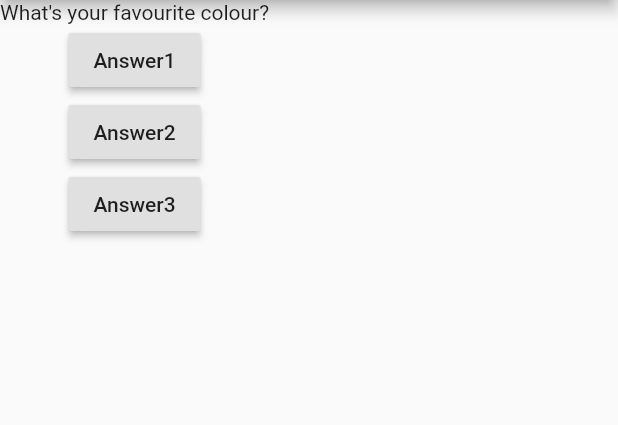
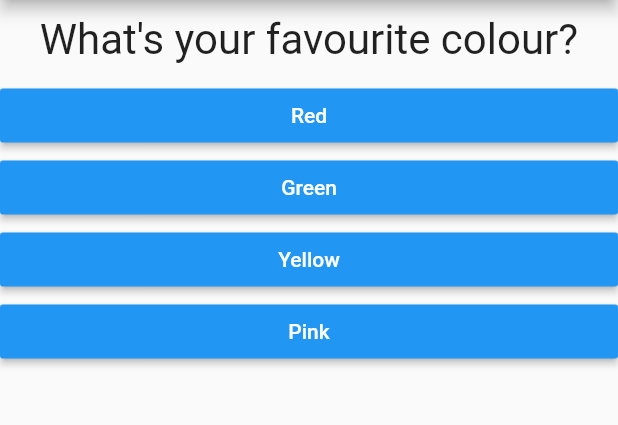
Before and after one commit to yash412/MyFirstFlutterApp, a Flutter app: the screen it shows after launch, on a phone screen of 412 x 824 dp, the part 84-509 px from its top. Run offline on Flutter 3.47's test engine with Material 2 defaults, Android fonts, the phone set to English and light mode, and no system bars.

Commit message:
Improve styling added answer.dart

```diff
--- /dev/null
+++ b/lib/answer.dart
@@ -0,0 +1,21 @@
+import 'package:flutter/material.dart';
+
+class Answer extends StatelessWidget {
+  final Function selectHandler;
+  final String answerText;
+
+  Answer(this.selectHandler, this.answerText);
+
+  @override
+  Widget build(BuildContext context) {
+    return Container(
+      width: double.infinity,
+      child: RaisedButton(
+        color: Colors.blue,
+        textColor: Colors.white,
+        child: Text(answerText),
+        onPressed: selectHandler,
+      ),
+    );
+  }
+}
--- a/lib/main.dart
+++ b/lib/main.dart
@@ -1,5 +1,6 @@
 import 'package:flutter/material.dart';
 import './question.dart';
+import './answer.dart';
 
 void main() {
   runApp(MyApp());
@@ -26,8 +27,18 @@ class _MyAppState extends State<MyApp> {
   @override
   Widget build(BuildContext context) {
     var questions = [
-      'What\'s your favourite colour?',
-      'What\'s your favourite animal?',
+      {
+        'questionText': 'What\'s your favourite colour?',
+        'answers': ['Red', 'Green', 'Yellow', 'Pink'],
+      },
+      {
+        'questionText': 'What\'s your favourite animal?',
+        'answers': ['Cat', 'Lion', 'Dog', 'Tiger'],
+      },
+      {
+        'questionText': 'What\'s your favourite Game?',
+        'answers': ['GTA', 'PUBG', 'CyberPunk', 'ApexLegend'],
+      },
     ];
 
     return MaterialApp(
@@ -38,20 +49,13 @@ class _MyAppState extends State<MyApp> {
           body: Column(
             children: [
               Question(
-                questions[_questionIndex],
+                questions[_questionIndex]['questionText'],
               ),
-              RaisedButton(
-                child: Text('Answer1'),
-                onPressed: _answerQuestion,
-              ),
-              RaisedButton(
-                child: Text('Answer2'),
-                onPressed: _answerQuestion,
-              ),
-              RaisedButton(
-                child: Text('Answer3'),
-                onPressed: _answerQuestion,
-              ),
+              // ... means spread operator
+              ...(questions[_questionIndex]['answers'] as List<String>)
+                  .map((answer) {
+                return Answer(_answerQuestion, answer);
+              }).toList()
             ],
           )),
     );
--- a/lib/question.dart
+++ b/lib/question.dart
@@ -7,6 +7,14 @@ class Question extends StatelessWidget {
 
   @override
   Widget build(BuildContext context) {
-    return Text(questionText);
+    return Container(
+      width: double.infinity,
+      margin: EdgeInsets.all(10),
+      child: Text(
+        questionText,
+        style: TextStyle(fontSize: 28),
+        textAlign: TextAlign.center,
+      ),
+    );
   }
 }
```
